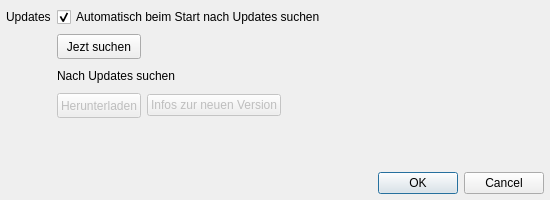
Qt form Programm/preferencesdialog.ui (philjosch/Einsatzplaner) before a commit.
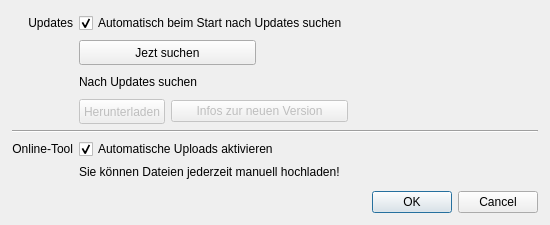
The same form after that commit.

Diff of the .ui file:
```diff
--- a/Programm/preferencesdialog.ui
+++ b/Programm/preferencesdialog.ui
@@ -10,7 +10,7 @@
     <x>0</x>
     <y>0</y>
     <width>550</width>
-    <height>200</height>
+    <height>225</height>
    </rect>
   </property>
   <property name="sizePolicy">
@@ -22,66 +22,43 @@
   <property name="minimumSize">
    <size>
     <width>550</width>
-    <height>200</height>
+    <height>225</height>
    </size>
   </property>
   <property name="maximumSize">
    <size>
     <width>550</width>
-    <height>200</height>
+    <height>225</height>
    </size>
   </property>
   <property name="windowTitle">
    <string>Einstellungen</string>
   </property>
-  <layout class="QGridLayout" name="gridLayout_2">
+  <layout class="QGridLayout" name="gridLayout">
    <property name="leftMargin">
-    <number>6</number>
+    <number>12</number>
    </property>
    <property name="topMargin">
-    <number>6</number>
+    <number>12</number>
    </property>
    <property name="rightMargin">
-    <number>6</number>
+    <number>12</number>
    </property>
    <property name="bottomMargin">
-    <number>6</number>
+    <number>12</number>
    </property>
    <property name="spacing">
     <number>6</number>
    </property>
    <item row="0" column="0">
-    <layout class="QGridLayout" name="gridLayout" rowstretch="0,0,0,0,0,0" rowminimumheight="22,22,22,22,0,0">
-     <property name="sizeConstraint">
-      <enum>QLayout::SetNoConstraint</enum>
+    <widget class="QLabel" name="label">
+     <property name="text">
+      <string>Updates</string>
      </property>
-     <property name="leftMargin">
-      <number>0</number>
+     <property name="alignment">
+      <set>Qt::AlignRight|Qt::AlignTrailing|Qt::AlignVCenter</set>
      </property>
-     <property name="topMargin">
-      <number>0</number>
-     </property>
-     <property name="rightMargin">
-      <number>0</number>
-     </property>
-     <property name="bottomMargin">
-      <number>0</number>
-     </property>
-     <property name="spacing">
-      <number>6</number>
-     </property>
-     <item row="1" column="3">
-      <spacer name="horizontalSpacer">
-       <property name="orientation">
-        <enum>Qt::Horizontal</enum>
-       </property>
-       <property name="sizeHint" stdset="0">
-        <size>
-         <width>40</width>
-         <height>20</height>
-        </size>
-       </property>
-      </spacer>
+    </widget>
      </item>
      <item row="0" column="1" colspan="3">
       <widget class="QCheckBox" name="checkSearchAtStart">
@@ -105,7 +82,7 @@
        </property>
       </widget>
      </item>
-     <item row="1" column="1">
+   <item row="1" column="1" colspan="2">
       <widget class="QPushButton" name="pushSearch">
        <property name="minimumSize">
         <size>
@@ -124,31 +101,18 @@
        </property>
       </widget>
      </item>
-     <item row="0" column="0">
-      <widget class="QLabel" name="label">
-       <property name="text">
-        <string>Updates</string>
-       </property>
-      </widget>
-     </item>
-     <item row="2" column="1" colspan="3">
-      <widget class="QLabel" name="labelVersion">
-       <property name="minimumSize">
+   <item row="1" column="3" colspan="2">
+    <spacer name="horizontalSpacer">
+     <property name="orientation">
+      <enum>Qt::Horizontal</enum>
+     </property>
+     <property name="sizeHint" stdset="0">
         <size>
-         <width>0</width>
-         <height>22</height>
-        </size>
-       </property>
-       <property name="maximumSize">
-        <size>
-         <width>16777215</width>
-         <height>22</height>
-        </size>
-       </property>
-       <property name="text">
-        <string>Nach Updates suchen</string>
-       </property>
-      </widget>
+       <width>233</width>
+       <height>20</height>
+      </size>
+     </property>
+    </spacer>
      </item>
      <item row="3" column="1">
       <widget class="QPushButton" name="pushDownload">
@@ -172,20 +136,7 @@
        </property>
       </widget>
      </item>
-     <item row="3" column="3">
-      <spacer name="horizontalSpacer_2">
-       <property name="orientation">
-        <enum>Qt::Horizontal</enum>
-       </property>
-       <property name="sizeHint" stdset="0">
-        <size>
-         <width>40</width>
-         <height>20</height>
-        </size>
-       </property>
-      </spacer>
-     </item>
-     <item row="3" column="2">
+   <item row="3" column="2" colspan="2">
       <widget class="QPushButton" name="pushNotes">
        <property name="enabled">
         <bool>false</bool>
@@ -195,9 +146,37 @@
        </property>
       </widget>
      </item>
-    </layout>
+   <item row="3" column="4">
+    <spacer name="horizontalSpacer_2">
+     <property name="orientation">
+      <enum>Qt::Horizontal</enum>
+     </property>
+     <property name="sizeHint" stdset="0">
+      <size>
+       <width>143</width>
+       <height>20</height>
+      </size>
+     </property>
+    </spacer>
    </item>
-   <item row="1" column="0">
+   <item row="4" column="0" colspan="5">
+    <widget class="Line" name="line">
+     <property name="orientation">
+      <enum>Qt::Horizontal</enum>
+     </property>
+    </widget>
+   </item>
+   <item row="5" column="0">
+    <widget class="QLabel" name="label_2">
+     <property name="text">
+      <string>Online-Tool</string>
+     </property>
+     <property name="alignment">
+      <set>Qt::AlignRight|Qt::AlignTrailing|Qt::AlignVCenter</set>
+     </property>
+    </widget>
+   </item>
+   <item row="7" column="3">
     <spacer name="verticalSpacer">
      <property name="orientation">
       <enum>Qt::Vertical</enum>
@@ -210,7 +189,7 @@
      </property>
     </spacer>
    </item>
-   <item row="2" column="0">
+   <item row="8" column="0" colspan="5">
     <widget class="QDialogButtonBox" name="buttonBox">
      <property name="orientation">
       <enum>Qt::Horizontal</enum>
@@ -223,6 +202,42 @@
      </property>
     </widget>
    </item>
+   <item row="2" column="1" colspan="2">
+    <widget class="QLabel" name="labelVersion">
+     <property name="minimumSize">
+      <size>
+       <width>0</width>
+       <height>22</height>
+      </size>
+     </property>
+     <property name="maximumSize">
+      <size>
+       <width>16777215</width>
+       <height>22</height>
+      </size>
+     </property>
+     <property name="text">
+      <string>Nach Updates suchen</string>
+     </property>
+    </widget>
+   </item>
+   <item row="5" column="1" colspan="3">
+    <widget class="QCheckBox" name="checkBox">
+     <property name="text">
+      <string>Automatische Uploads aktivieren</string>
+     </property>
+     <property name="checked">
+      <bool>true</bool>
+     </property>
+    </widget>
+   </item>
+   <item row="6" column="1" colspan="3">
+    <widget class="QLabel" name="label_3">
+     <property name="text">
+      <string>Sie können Dateien jederzeit manuell hochladen!</string>
+     </property>
+    </widget>
+   </item>
   </layout>
  </widget>
  <tabstops>
```
Lines whose indentation alone changed are shown as unchanged.
